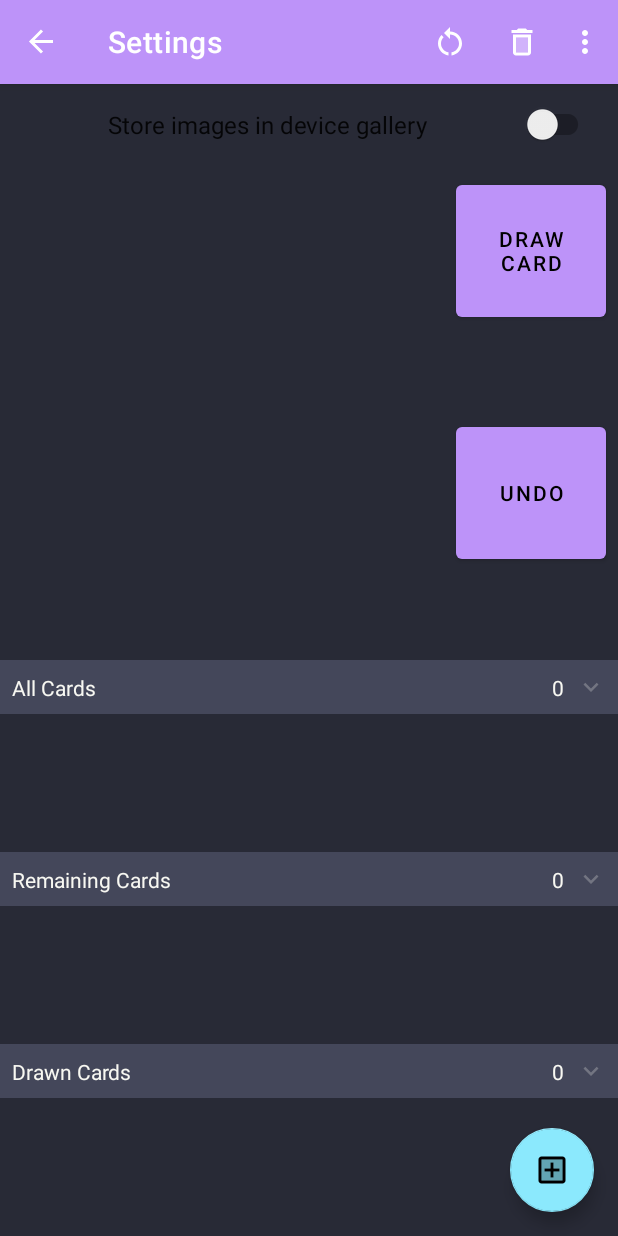
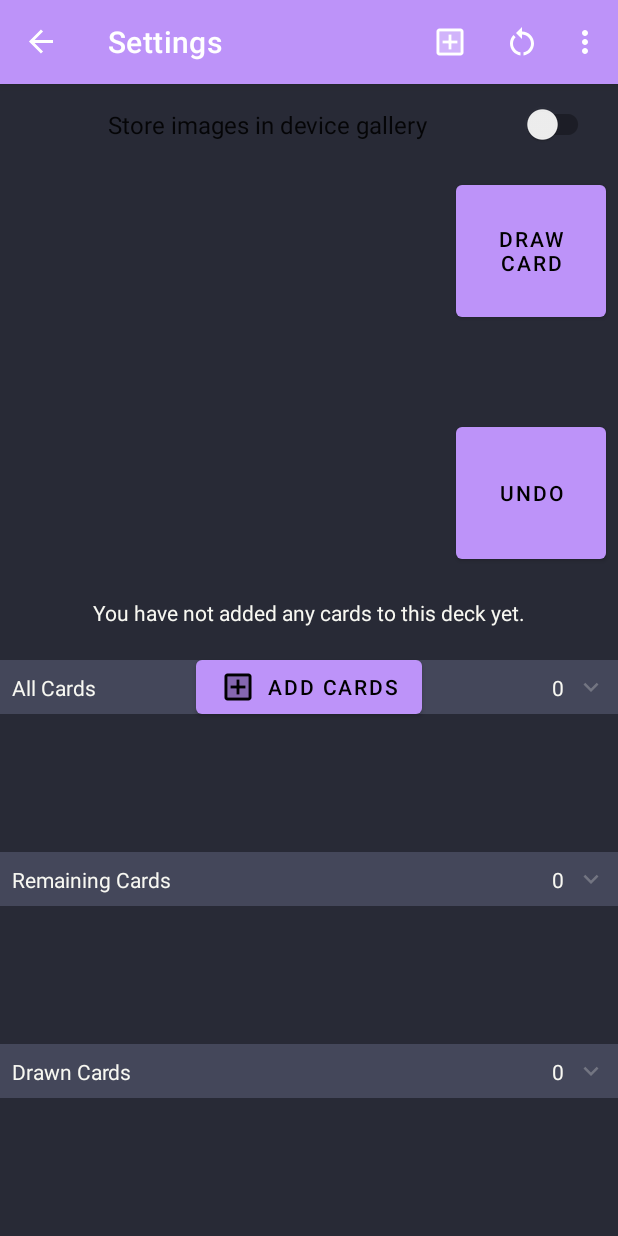
Before and after one commit to KatieBarnett/CustomDeckBuilder, an Android app: the fragment DeckFragment placed in its activity, in the options menu, after a tap on "Settings", on a phone screen of 412 x 824 dp. Run offline under Robolectric (Android 15) with nearby library versions, the phone set to English and light mode, and no system bars; our stand-ins replace Dagger/Hilt's generated code, androidx.preference, data binding, navigation-ui; libraries missing offline, so code that uses them is left out: me.tatarka.bindingcollectionadapter2; 23 statements that could not run were skipped.

Commit message:
Added empty state for deck fragment

```diff
--- a/app/src/main/java/dev/katiebarnett/decktagram/presentation/DeckFragment.kt
+++ b/app/src/main/java/dev/katiebarnett/decktagram/presentation/DeckFragment.kt
@@ -67,18 +67,12 @@ class DeckFragment : Fragment() {
         viewModel.deck.observe(viewLifecycleOwner, {
             it?.let { deck ->
                 (activity as AppCompatActivity).supportActionBar?.title = String.format(getString(R.string.deck_fragment_title), deck.name)
-
-                binding.newCard.setOnClickListener {
-                    val dialog = CameraDialogFragment.newInstance(deck.gameId)
-                    dialog.setListener(object : CameraDialogFragment.DialogListener{
-                        override fun onDone(imagePaths: List<String>) {
-                            viewModel.saveCards(imagePaths)
-                        }
-                    })
-                    dialog.show(childFragmentManager, CameraDialogFragment.TAG)
-                }
             }
         })
+
+        binding.addCardsButton.setOnClickListener {
+            addCards()
+        }
 
         viewModel.snackbar.observe(viewLifecycleOwner, {
             it?.let {
@@ -129,6 +123,18 @@ class DeckFragment : Fragment() {
         })
     }
 
+    fun addCards() {
+        viewModel.deck.value?.gameId?.let { gameId ->
+            val dialog = CameraDialogFragment.newInstance(gameId)
+            dialog.setListener(object : CameraDialogFragment.DialogListener {
+                override fun onDone(imagePaths: List<String>) {
+                    viewModel.saveCards(imagePaths)
+                }
+            })
+            dialog.show(childFragmentManager, CameraDialogFragment.TAG)
+        }
+    }
+
     override fun onCreateOptionsMenu(menu: Menu, inflater: MenuInflater) {
         inflater.inflate(R.menu.menu_deck, menu)
         super.onCreateOptionsMenu(menu, inflater)
@@ -136,6 +142,9 @@ class DeckFragment : Fragment() {
 
     override fun onOptionsItemSelected(item: MenuItem): Boolean {
         when (item.itemId) {
+            R.id.action_add_cards -> {
+                addCards()
+            }
             R.id.action_reset_deck -> {
                 viewModel.resetDeck()
             }
--- a/app/src/main/java/dev/katiebarnett/decktagram/presentation/DeckViewModel.kt
+++ b/app/src/main/java/dev/katiebarnett/decktagram/presentation/DeckViewModel.kt
@@ -75,6 +75,14 @@ class DeckViewModel @Inject constructor(
         !it.isNullOrEmpty()
     }
 
+    val showEmpty = Transformations.map(cards) {
+        it.isEmpty()
+    }
+
+    val showContent = Transformations.map(cards) {
+        it.isNotEmpty()
+    }
+
     init {
         launchDataLoad {
             gameRepository.getDeck(deckId).collect {
@@ -138,6 +146,7 @@ class DeckViewModel @Inject constructor(
             try {
                 _loading.postValue(true)
                 block()
+                _loading.postValue(false)
             } catch (error: Throwable) {
                 _snackbar.postValue(error.message)
             } finally {
--- a/app/src/main/res/layout/camera_dialog_fragment.xml
+++ b/app/src/main/res/layout/camera_dialog_fragment.xml
@@ -51,8 +51,9 @@
             app:layout_constraintRight_toLeftOf="@id/captureButton"
             app:layout_constraintBottom_toTopOf="@id/guidelineBottom" />
 
-        <Button
+        <com.google.android.material.button.MaterialButton
             android:id="@+id/captureButton"
+            style="@style/Widget.MaterialComponents.Button"
             android:layout_width="@dimen/camera_button_size"
             android:layout_height="@dimen/camera_button_size"
             android:text="@string/camera_capture_button"
@@ -62,8 +63,9 @@
             app:layout_constraintBottom_toTopOf="@id/guidelineBottom"
             android:elevation="@dimen/elevation" />
 
-        <Button
+        <com.google.android.material.button.MaterialButton
             android:id="@+id/doneButton"
+            style="@style/Widget.MaterialComponents.Button"
             android:layout_width="@dimen/camera_button_size"
             android:layout_height="@dimen/camera_button_size"
             android:text="@string/camera_done_button"
--- a/app/src/main/res/layout/deck_fragment.xml
+++ b/app/src/main/res/layout/deck_fragment.xml
@@ -23,7 +23,9 @@
 
         <androidx.constraintlayout.widget.ConstraintLayout
             android:layout_width="match_parent"
-            android:layout_height="match_parent">
+            android:layout_height="match_parent"
+            app:visibleOrGone="@{viewModel.showContent}"
+            tools:visibility="gone">
 
             <ImageView
                 android:id="@+id/drawnCard"
@@ -44,8 +46,9 @@
                 app:barrierDirection="start"
                 app:constraint_referenced_ids="drawCardButton,undoButton"/>
 
-            <Button
+            <com.google.android.material.button.MaterialButton
                 android:id="@+id/drawCardButton"
+                style="@style/Widget.MaterialComponents.Button"
                 android:layout_width="@dimen/deck_draw_card_button_size"
                 android:layout_height="@dimen/deck_draw_card_button_size"
                 android:text="@string/deck_draw_card_button"
@@ -55,11 +58,11 @@
                 app:layout_constraintTop_toTopOf="parent"
                 app:layout_constraintLeft_toRightOf="@id/barrier"
                 app:layout_constraintRight_toRightOf="parent"
-                app:layout_constraintBottom_toTopOf="@id/undoButton"
-                android:elevation="@dimen/elevation" />
+                app:layout_constraintBottom_toTopOf="@id/undoButton" />
 
-            <Button
+            <com.google.android.material.button.MaterialButton
                 android:id="@+id/undoButton"
+                style="@style/Widget.MaterialComponents.Button"
                 android:layout_width="@dimen/deck_undo_button_size"
                 android:layout_height="@dimen/deck_undo_button_size"
                 android:text="@string/deck_undo_button"
@@ -69,8 +72,7 @@
                 app:layout_constraintTop_toBottomOf="@id/drawCardButton"
                 app:layout_constraintLeft_toRightOf="@id/barrier"
                 app:layout_constraintRight_toRightOf="parent"
-                app:layout_constraintBottom_toTopOf="@id/guidelineMid"
-                android:elevation="@dimen/elevation" />
+                app:layout_constraintBottom_toTopOf="@id/guidelineMid"/>
 
             <androidx.constraintlayout.widget.Guideline
                 android:id="@+id/guidelineMid"
@@ -164,13 +166,38 @@
 
         </androidx.constraintlayout.widget.ConstraintLayout>
 
-        <com.google.android.material.floatingactionbutton.FloatingActionButton
-            android:id="@+id/newCard"
-            android:layout_width="wrap_content"
-            android:layout_height="wrap_content"
-            android:layout_margin="@dimen/fab_margin"
-            android:layout_gravity="bottom|end"
-            app:srcCompat="@drawable/ic_add_card"     />
+        <androidx.constraintlayout.widget.ConstraintLayout
+            android:layout_width="match_parent"
+            android:layout_height="match_parent"
+            android:padding="@dimen/space"
+            app:visibleOrGone="@{viewModel.showEmpty}">
+
+            <com.google.android.material.textview.MaterialTextView
+                android:id="@+id/emptyText"
+                android:layout_width="wrap_content"
+                android:layout_height="wrap_content"
+                android:text="@string/deck_empty_text"
+                app:layout_constraintTop_toTopOf="parent"
+                app:layout_constraintLeft_toLeftOf="parent"
+                app:layout_constraintRight_toRightOf="parent"
+                app:layout_constraintBottom_toTopOf="@id/addCardsButton"
+                app:layout_constraintVertical_chainStyle="packed" />
+
+            <com.google.android.material.button.MaterialButton
+                android:id="@+id/addCardsButton"
+                style="@style/Widget.MaterialComponents.Button"
+                android:layout_width="wrap_content"
+                android:layout_height="wrap_content"
+                android:layout_marginTop="@dimen/space"
+                app:icon="@drawable/ic_add_card"
+                android:text="@string/deck_add_cards_button"
+                app:layout_constraintTop_toBottomOf="@id/emptyText"
+                app:layout_constraintLeft_toLeftOf="parent"
+                app:layout_constraintRight_toRightOf="parent"
+                app:layout_constraintBottom_toBottomOf="parent"
+                android:elevation="@dimen/elevation" />
+
+        </androidx.constraintlayout.widget.ConstraintLayout>
 
     </androidx.coordinatorlayout.widget.CoordinatorLayout>
 </layout>
--- a/app/src/main/res/menu/menu_deck.xml
+++ b/app/src/main/res/menu/menu_deck.xml
@@ -2,6 +2,11 @@
     xmlns:app="http://schemas.android.com/apk/res-auto"
     xmlns:tools="http://schemas.android.com/tools"
     tools:context="dev.katiebarnett.decktagram.presentation.MainActivity">
+    <item
+        android:id="@+id/action_add_cards"
+        android:title="@string/action_add_cards"
+        android:icon="@drawable/ic_add_card"
+        app:showAsAction="always" />
     <item
         android:id="@+id/action_reset_deck"
         android:title="@string/action_reset_deck"
--- a/app/src/main/res/values/strings.xml
+++ b/app/src/main/res/values/strings.xml
@@ -4,6 +4,7 @@
     <string name="action_reset_game">Reset Game</string>
     <string name="action_delete_game">Delete Game</string>
     <string name="action_reset_deck">Reset Deck</string>
+    <string name="action_add_cards">Add Cards</string>
     <string name="action_delete_deck">Delete Deck</string>
 
     <!-- Strings used for fragments for navigation -->
@@ -42,6 +43,11 @@
     <string name="deck_draw_card_button">Draw Card</string>
     <string name="deck_undo_button">Undo</string>
 
+    <string name="deck_add_cards_button">Add Cards</string>
+
+    <string name="deck_empty_text">You have not added any cards to this deck yet.</string>
+
+
     <!-- Camera Dialog -->
     <string name="camera_capture_button">Take Photo</string>
     <string name="camera_done_button">Done</string>
```
